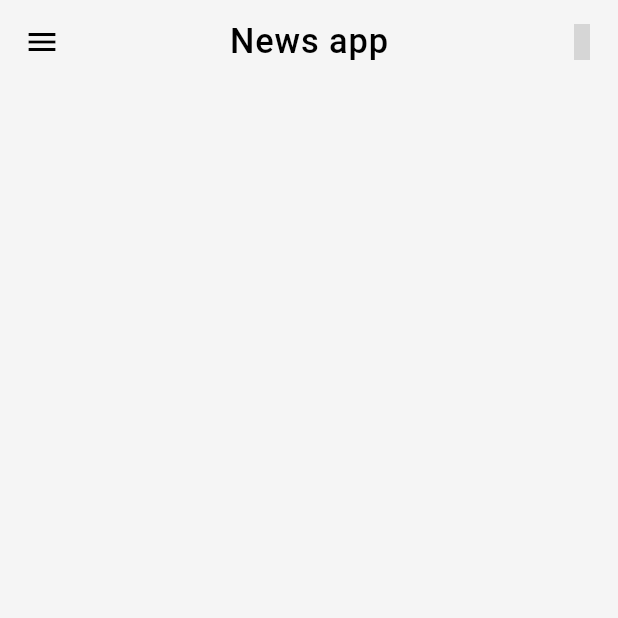
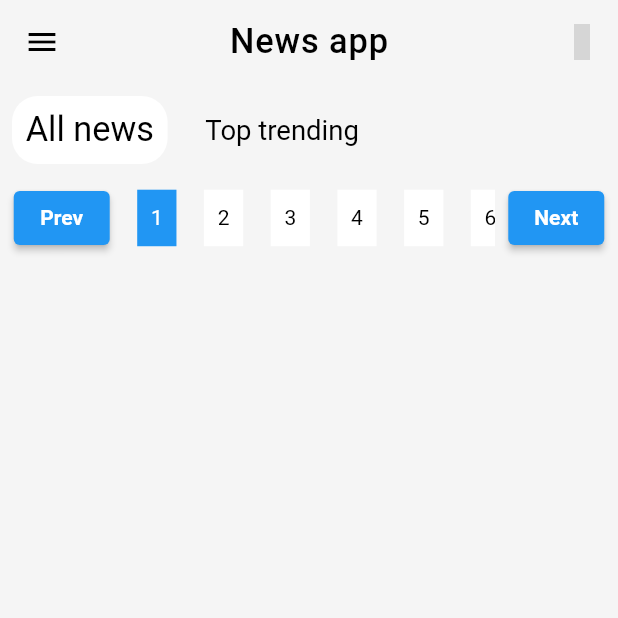
Before and after one commit to a7medAlqal3awyi/news_app, a Flutter app: the screen it shows after launch, on a phone screen of 412 x 824 dp, the top half of it. Run offline on Flutter 3.47's test engine with Material 2 defaults, Android fonts, the light colour scheme and no system bars; our stand-ins replace flutter_iconly, flutter_screenutil, google_fonts, shared_preferences; grey boxes are pictures that could not be loaded.

Commit message:
finish categories selector and pages navigation

```diff
--- /dev/null
+++ b/lib/consts/vars.dart
@@ -0,0 +1,4 @@
+enum NewsType{
+  allNews,
+  topTrending
+}
--- a/lib/main.dart
+++ b/lib/main.dart
@@ -1,7 +1,7 @@
 import 'package:flutter/material.dart';
 import 'package:flutter_screenutil/flutter_screenutil.dart';
 import 'package:news_app/providers/theme_providers.dart';
-import 'package:news_app/screens/HomeScreen.dart';
+import 'package:news_app/screens/home_screen.dart';
 import 'package:news_app/styles/theme_data.dart';
 import 'package:provider/provider.dart';
 
--- a/lib/screens/HomeScreen.dart
+++ /dev/null
@@ -1,39 +0,0 @@
-import 'package:flutter/material.dart';
-import 'package:flutter_iconly/flutter_iconly.dart';
-import 'package:flutter_screenutil/flutter_screenutil.dart';
-import 'package:news_app/services/utils.dart';
-import 'package:news_app/widgets/drower_widget.dart';
-
-class HomeScreen extends StatefulWidget {
-  const HomeScreen({super.key});
-
-  @override
-  State<HomeScreen> createState() => _HomeScreenState();
-}
-
-class _HomeScreenState extends State<HomeScreen> {
-  @override
-  Widget build(BuildContext context) {
-    Color color = Utils(context).getColor;
-    return Scaffold(
-      appBar: AppBar(
-          centerTitle: true ,
-          iconTheme: IconThemeData(color: color),
-          title: Text(
-            "News app",
-            style:
-                  TextStyle(fontSize: 20.sp, letterSpacing: .6, color: color),
-
-          ),
-          elevation: 0,
-          backgroundColor: Theme.of(context).scaffoldBackgroundColor,
-          actions: [
-            IconButton(
-              onPressed: () {},
-              icon: const Icon(IconlyLight.search),
-            ),
-          ]),
-      drawer: const DrawerWidget(),
-    );
-  }
-}
--- /dev/null
+++ b/lib/screens/home_screen.dart
@@ -0,0 +1,157 @@
+import 'package:flutter/material.dart';
+import 'package:flutter_iconly/flutter_iconly.dart';
+import 'package:flutter_screenutil/flutter_screenutil.dart';
+import 'package:news_app/consts/vars.dart';
+import 'package:news_app/services/utils.dart';
+import 'package:news_app/widgets/custom_button.dart';
+import 'package:news_app/widgets/drower_widget.dart';
+import 'package:news_app/widgets/tap_widget.dart';
+
+class HomeScreen extends StatefulWidget {
+  const HomeScreen({super.key});
+
+  @override
+  State<HomeScreen> createState() => _HomeScreenState();
+}
+
+class _HomeScreenState extends State<HomeScreen> {
+  var newsType = NewsType.allNews;
+  int currentPageIndex = 0;
+
+  @override
+  Widget build(BuildContext context) {
+    return Scaffold(
+      appBar: _appBar(),
+      drawer: const DrawerWidget(),
+      body: Column(
+        children: [
+          _categoryWidget(),
+          newsType == NewsType.topTrending
+              ? Container()
+              : _pageNavigation()
+        ],
+      ),
+    );
+  }
+_pageNavigation(){
+    return SizedBox(
+      height: kBottomNavigationBarHeight,
+      child: Row(
+        mainAxisAlignment: MainAxisAlignment.spaceAround,
+        children: [
+          CustomButton(
+              text: "Prev",
+              onPressed: () {
+                setState(() {
+                  if (currentPageIndex > 0) {
+                    currentPageIndex -= 1;
+                  }
+                });
+              }),
+          Flexible(
+            flex: 2,
+            child: ListView.builder(
+              scrollDirection: Axis.horizontal,
+              itemBuilder: ((context, index) {
+                return Padding(
+                  padding: EdgeInsets.all(8.w),
+                  child: Material(
+                    color: currentPageIndex == index
+                        ? Colors.blue
+                        : Theme.of(context).cardColor,
+                    child: InkWell(
+                      onTap: () {
+                        setState(() {
+                          currentPageIndex = index;
+                        });
+                        print(currentPageIndex);
+                      },
+                      child: Center(
+                        child: Padding(
+                          padding: EdgeInsets.all(8.0.w),
+                          child: Text((index + 1).toString(),
+                            style: TextStyle(
+                                color: currentPageIndex ==index ? Colors.white:Colors.black
+                            ),),
+                        ),
+                      ),
+                    ),
+                  ),
+                );
+              }),
+            ),
+          ),
+          CustomButton(
+              text: "Next",
+              onPressed: () {
+                if (currentPageIndex == 4) {
+                  return;
+                }
+                setState(() {
+                  currentPageIndex += 1;
+                });
+              }),
+        ],
+      ),
+    ) ;
+}
+  _appBar() {
+    Color color = Utils(context).getColor;
+
+    return AppBar(
+        centerTitle: true,
+        iconTheme: IconThemeData(color: color),
+        title: Text(
+          "News app",
+          style: TextStyle(fontSize: 20.sp, letterSpacing: .6, color: color),
+        ),
+        elevation: 0,
+        backgroundColor: Theme.of(context).scaffoldBackgroundColor,
+        actions: [
+          IconButton(
+            onPressed: () {},
+            icon: const Icon(IconlyLight.search),
+          ),
+        ]);
+  }
+
+  _categoryWidget() {
+    return Row(
+      children: [
+        TapWidget(
+          text: "All news",
+          fontSize: newsType == NewsType.allNews ? 20 : 14.sp,
+          color: newsType == NewsType.allNews
+              ? Theme.of(context).cardColor
+              : Colors.transparent,
+          onTap: () {
+            if (newsType == NewsType.allNews) {
+              return;
+            }
+            setState(() {
+              newsType = NewsType.allNews;
+            });
+          },
+          // fontColor: color,
+        ),
+        TapWidget(
+          text: "Top trending",
+          fontSize: newsType == NewsType.topTrending ? 20 : 14.sp,
+          color: newsType == NewsType.topTrending
+              ? Theme.of(context).cardColor
+              : Colors.transparent,
+          onTap: () {
+            if (newsType == NewsType.topTrending) {
+              return;
+            }
+            setState(() {
+              newsType = NewsType.topTrending;
+            });
+          },
+          // fontColor: color,
+        ),
+        // TapWidget(text: "Top Trending"),
+      ],
+    );
+  }
+}
--- /dev/null
+++ b/lib/widgets/custom_button.dart
@@ -0,0 +1,26 @@
+import 'package:flutter/material.dart';
+import 'package:flutter_screenutil/flutter_screenutil.dart';
+
+class CustomButton extends StatelessWidget {
+  const CustomButton({super.key, required this.text, this.onPressed});
+
+  final String text;
+  final void Function()? onPressed;
+
+  @override
+  Widget build(BuildContext context) {
+    return Padding(
+      padding: EdgeInsets.all(8.w),
+      child: ElevatedButton(
+          onPressed: onPressed,
+          style: ButtonStyle(
+
+              backgroundColor: MaterialStateProperty.all(Colors.blue)),
+          child: Text(
+            text,
+            style:  const TextStyle(color: Colors.white,
+            fontWeight: FontWeight.bold),
+          )),
+    );
+  }
+}
--- a/lib/widgets/tap_widget.dart
+++ b/lib/widgets/tap_widget.dart
@@ -0,0 +1,39 @@
+import 'package:flutter/material.dart';
+import 'package:flutter_screenutil/flutter_screenutil.dart';
+
+class TapWidget extends StatelessWidget {
+  const TapWidget(
+      {super.key,
+      required this.text,
+      required this.fontSize,
+      required this.color,
+      this.onTap});
+
+  final String text;
+  final double fontSize;
+  final Color color;
+  final void Function()? onTap;
+
+  @override
+  Widget build(BuildContext context) {
+    return GestureDetector(
+      onTap: onTap,
+      child: Padding(
+        padding: const EdgeInsets.all(8.0),
+        child: Container(
+          decoration: BoxDecoration(
+              borderRadius: BorderRadius.circular(15.w), color: color),
+          child: Padding(
+            padding: EdgeInsets.all(8.w),
+            child: Text(
+              text,
+              style: TextStyle(
+                fontSize: fontSize.sp,
+              ),
+            ),
+          ),
+        ),
+      ),
+    );
+  }
+}
```
